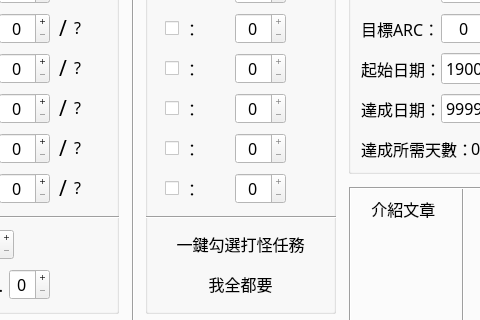
This is mainui.ui in WhatTheBlock/MapleStory-ARC-Calculator as Qt 5 draws it before an edit; both pictures show x 139 to 619 and y 109 to 429 of the 720 by 429 pixel window. The edited form follows.
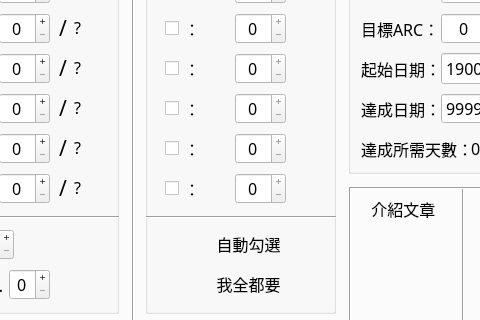
This is the edited form. Icons and pictures are not drawn.

Commit message: 調整勾選按鈕

Diff of the .ui file:
```diff
--- a/mainui.ui
+++ b/mainui.ui
@@ -2403,7 +2403,7 @@
        <string>記得先設定角色等級哦！</string>
       </property>
       <property name="text">
-       <string>一鍵勾選打怪任務</string>
+       <string>　自動勾選</string>
       </property>
       <property name="icon">
        <iconset resource="images.qrc">
@@ -2649,7 +2649,7 @@
        <string>打怪和組隊任務都解滿</string>
       </property>
       <property name="text">
-       <string>我全都要</string>
+       <string>　我全都要</string>
       </property>
       <property name="icon">
        <iconset resource="images.qrc">
```
